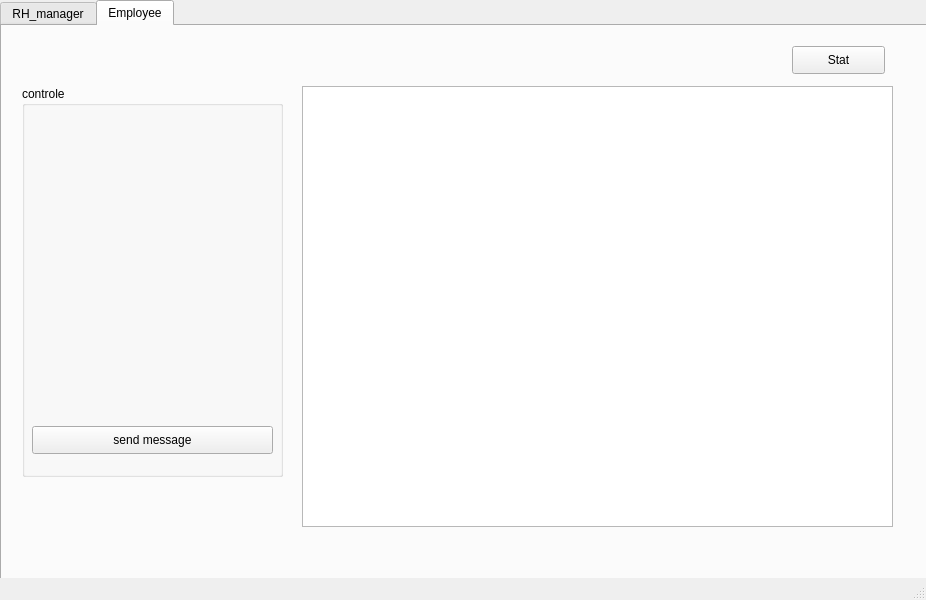
First picture: the form in mainwindow.ui, repository Rayanbha/Smart_EventPlanner_2A21, before the edit.
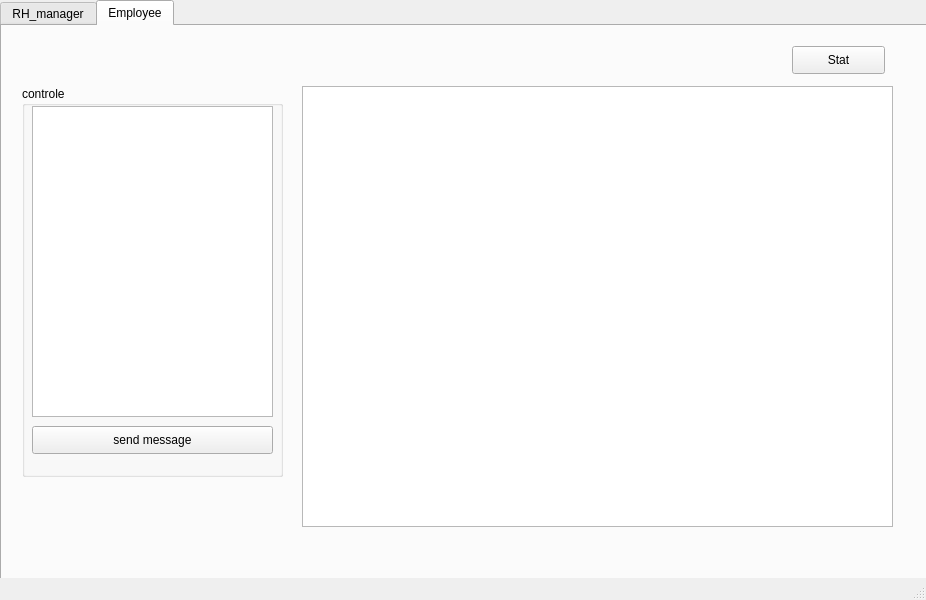
Second picture: the form after the edit. The open tabs and pages were chosen to show the change.

What changed in the file:
```diff
--- a/mainwindow.ui
+++ b/mainwindow.ui
@@ -582,6 +582,16 @@
         <string>send message</string>
        </property>
       </widget>
+      <widget class="QTextEdit" name="textEdit">
+       <property name="geometry">
+        <rect>
+         <x>10</x>
+         <y>20</y>
+         <width>241</width>
+         <height>311</height>
+        </rect>
+       </property>
+      </widget>
      </widget>
      <widget class="QPushButton" name="pushButton_stat">
       <property name="geometry">
```
Left out of the diff: 2 changed lines with no effect on the pictures.
